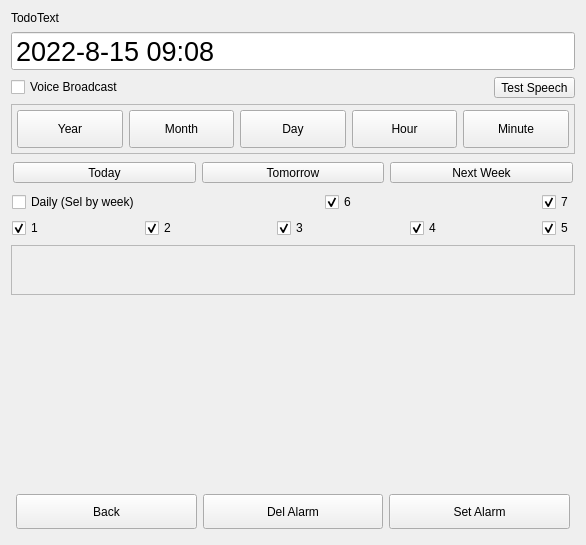
The window that src/Todo/TodoAlarm.ui (ic005k/Knot-Legacy) describes before a commit, drawn with Qt 5.
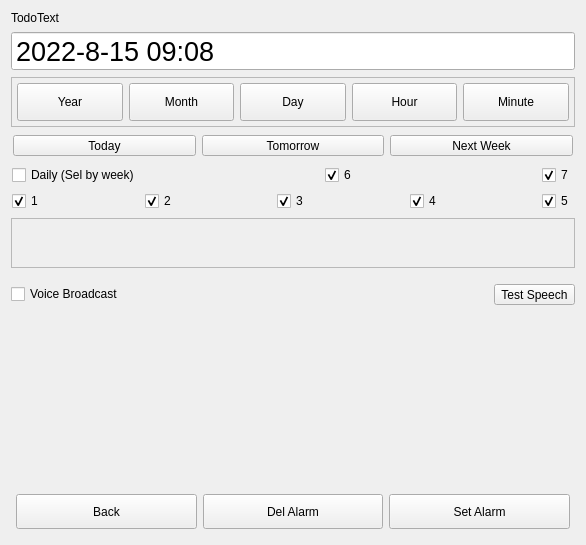
The same window after the commit.

```diff
--- a/src/Todo/TodoAlarm.ui
+++ b/src/Todo/TodoAlarm.ui
@@ -71,24 +71,6 @@
      </property>
     </widget>
    </item>
-   <item>
-    <layout class="QHBoxLayout" name="horizontalLayout_5">
-     <item>
-      <widget class="QCheckBox" name="chkSpeech">
-       <property name="text">
-        <string>Voice Broadcast</string>
-       </property>
-      </widget>
-     </item>
-     <item>
-      <widget class="QToolButton" name="btnTestSpeech">
-       <property name="text">
-        <string>Test Speech</string>
-       </property>
-      </widget>
-     </item>
-    </layout>
-   </item>
    <item>
     <widget class="QFrame" name="frameDT">
      <property name="minimumSize">
@@ -510,6 +492,30 @@
      </property>
     </widget>
    </item>
+   <item>
+    <layout class="QHBoxLayout" name="horizontalLayout_5">
+     <property name="topMargin">
+      <number>10</number>
+     </property>
+     <property name="bottomMargin">
+      <number>10</number>
+     </property>
+     <item>
+      <widget class="QCheckBox" name="chkSpeech">
+       <property name="text">
+        <string>Voice Broadcast</string>
+       </property>
+      </widget>
+     </item>
+     <item>
+      <widget class="QToolButton" name="btnTestSpeech">
+       <property name="text">
+        <string>Test Speech</string>
+       </property>
+      </widget>
+     </item>
+    </layout>
+   </item>
    <item>
     <spacer name="verticalSpacer">
      <property name="orientation">
```
